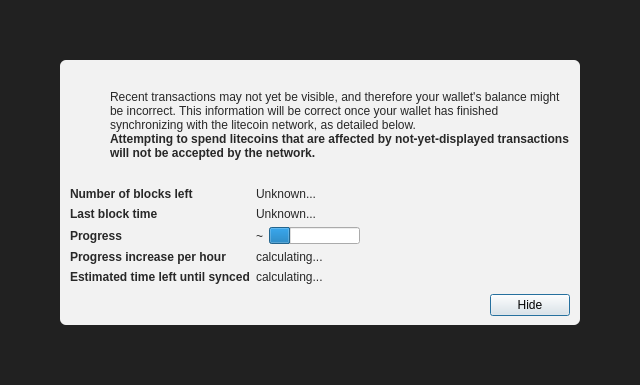
This is src/qt/forms/modaloverlay.ui in UbiState/ubicoin as Qt 5 draws it before an edit. The edited form follows.
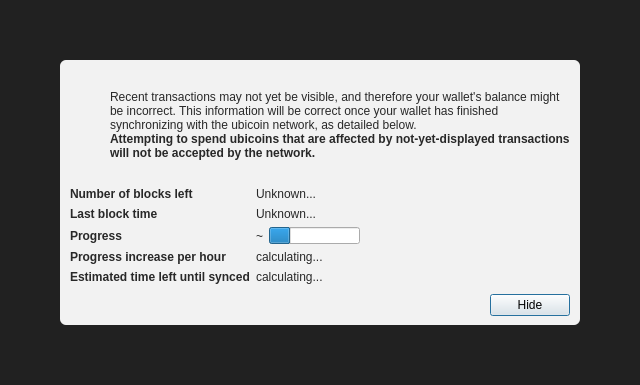
This is the edited form. Icons and pictures are not drawn. Custom widgets are drawn as their Qt base class.

```diff
--- a/src/qt/forms/modaloverlay.ui
+++ b/src/qt/forms/modaloverlay.ui
@@ -130,7 +130,7 @@
              <item>
               <widget class="QLabel" name="infoText">
                <property name="text">
-                <string>Recent transactions may not yet be visible, and therefore your wallet's balance might be incorrect. This information will be correct once your wallet has finished synchronizing with the litecoin network, as detailed below.</string>
+                <string>Recent transactions may not yet be visible, and therefore your wallet's balance might be incorrect. This information will be correct once your wallet has finished synchronizing with the ubicoin network, as detailed below.</string>
                </property>
                <property name="textFormat">
                 <enum>Qt::RichText</enum>
@@ -149,7 +149,7 @@
                 </font>
                </property>
                <property name="text">
-                <string>Attempting to spend litecoins that are affected by not-yet-displayed transactions will not be accepted by the network.</string>
+                <string>Attempting to spend ubicoins that are affected by not-yet-displayed transactions will not be accepted by the network.</string>
                </property>
                <property name="textFormat">
                 <enum>Qt::RichText</enum>
```
